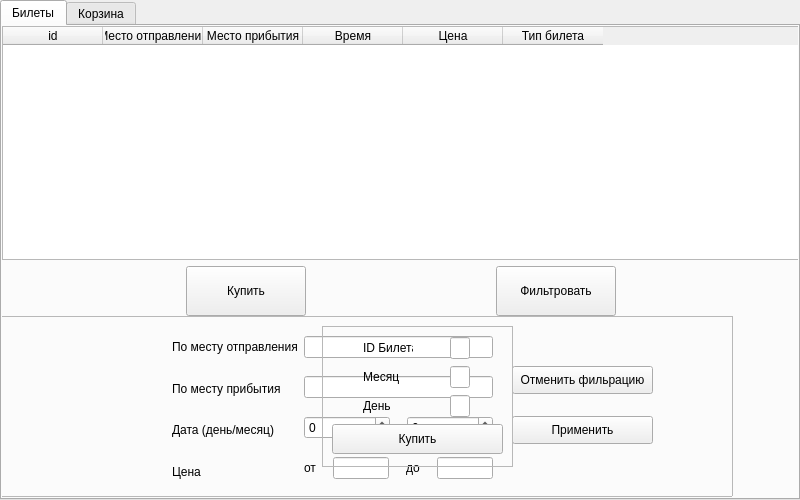
This is frontend/ui/userMenu.ui in koccyx/TravelMaster as Qt 5 draws it before an edit. The edited form follows.
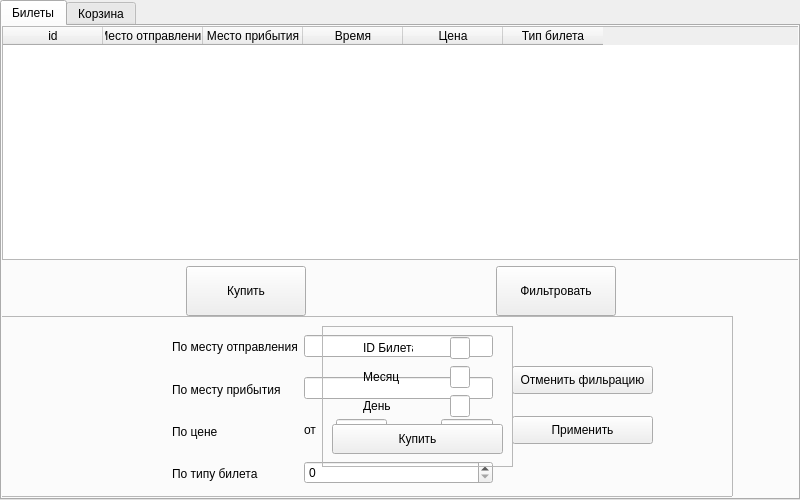
This is the edited form.

Commit message: Reserve typeTicket

The edit to the form file:
```diff
--- a/frontend/ui/userMenu.ui
+++ b/frontend/ui/userMenu.ui
@@ -315,7 +315,7 @@
         <x>210</x>
         <y>10</y>
         <width>321</width>
-        <height>176</height>
+        <height>179</height>
        </rect>
       </property>
       <layout class="QHBoxLayout" name="horizontalLayout_6">
@@ -341,17 +341,17 @@
            </property>
           </widget>
          </item>
-         <item>
-          <widget class="QLabel" name="label_4">
-           <property name="text">
-            <string>Дата (день/месяц)</string>
-           </property>
-          </widget>
-         </item>
          <item>
           <widget class="QLabel" name="label_5">
            <property name="text">
-            <string>Цена</string>
+            <string>По цене</string>
+           </property>
+          </widget>
+         </item>
+         <item>
+          <widget class="QLabel" name="label_4">
+           <property name="text">
+            <string>По типу билета</string>
            </property>
           </widget>
          </item>
@@ -360,7 +360,7 @@
        <item>
         <layout class="QVBoxLayout" name="verticalLayout_3">
          <property name="spacing">
-          <number>17</number>
+          <number>20</number>
          </property>
          <property name="topMargin">
           <number>9</number>
@@ -374,16 +374,6 @@
          <item>
           <widget class="QLineEdit" name="destinationText"/>
          </item>
-         <item>
-          <layout class="QHBoxLayout" name="horizontalLayout_7">
-           <item>
-            <widget class="QSpinBox" name="dayFilterSpinbox"/>
-           </item>
-           <item>
-            <widget class="QSpinBox" name="monthFilterSpinbox"/>
-           </item>
-          </layout>
-         </item>
          <item>
           <layout class="QHBoxLayout" name="horizontalLayout_8">
            <item>
@@ -408,6 +398,9 @@
            </item>
           </layout>
          </item>
+         <item>
+          <widget class="QSpinBox" name="typeTicketSpinBox"/>
+         </item>
         </layout>
        </item>
       </layout>
```
The commit also changes 23 other files.
